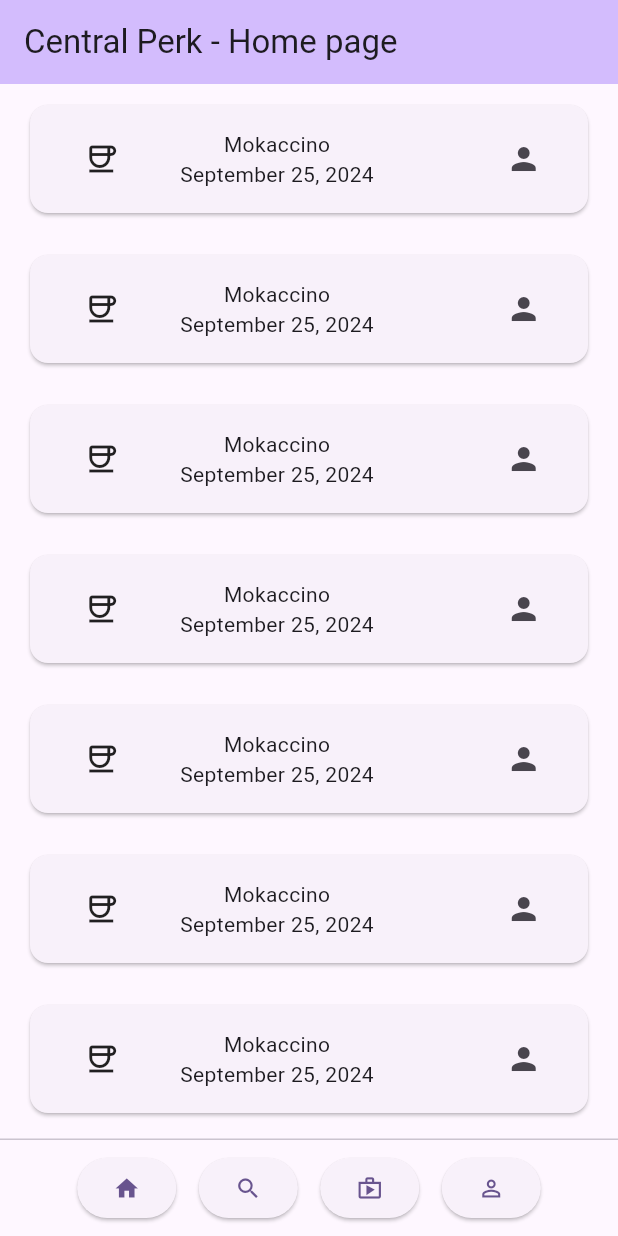
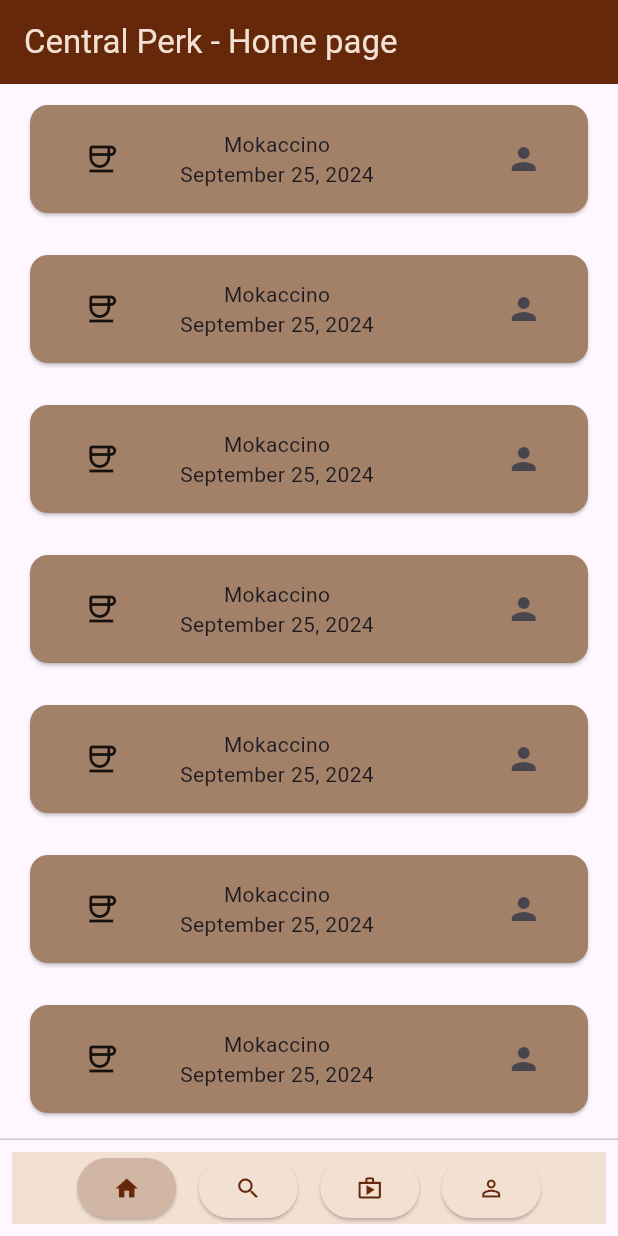
Before and after one commit to YhDiaz/CentralPerk, a Flutter app: the screen it shows after launch, on a phone screen of 412 x 824 dp. Run offline on Flutter 3.47's test engine with Material 3 defaults, Android fonts, the phone set to English and light mode, and no system bars; our stand-ins replace easy_splash_screen; network calls fail.

Commit message:
Customize home page aesthetics - Create static const variables to manage colors. - Implement color for app bar. - Implement color for app bar text. - Implement color for cards. - Implement color for footer bar. - Implement color for default buttons in footer bar. - Implement color for selected button in footer bar. - Implement color for footer button icons.

```diff
--- a/lib/pages/page_home.dart
+++ b/lib/pages/page_home.dart
@@ -15,6 +15,20 @@ class HomePage extends StatefulWidget
 class _HomePageState extends State<HomePage>
 {
   static const double spaceBetweenButtons = 15; //Space between footer buttons
+  static const Color footerBarColor =  Color(0xFFF2E0D3);
+  static const Color appBarColor = Color(0xFF66280a);
+  static const Color appBarTextColor = Color(0xFFF2E0D3);
+
+  final ButtonStyle defaultButton = ElevatedButton.styleFrom
+  (
+    iconColor: appBarColor,
+    backgroundColor: footerBarColor
+  );
+  final ButtonStyle selectedButton = ElevatedButton.styleFrom
+  (
+    iconColor: appBarColor,
+    backgroundColor: const Color(0xFFD1B6A3)
+  );
 
   void _goToHomePage()
   {
@@ -55,8 +69,9 @@ class _HomePageState extends State<HomePage>
     (
       appBar: AppBar
       (
-        backgroundColor: Theme.of(context).colorScheme.inversePrimary,
-        title: Text(widget.title),
+        // backgroundColor: Theme.of(context).colorScheme.inversePrimary,
+        backgroundColor: appBarColor,
+        title: Text(widget.title, style: const TextStyle(color: appBarTextColor)),
       ),
       body: Center
       (
@@ -69,10 +84,10 @@ class _HomePageState extends State<HomePage>
             itemExtent: 100,
             shrinkExtent: 50,
             children: List<Widget>.generate(10, (int index) {
-              // return Center(child: Text('Item $index'));
               return Card
               (
                 margin: const EdgeInsets.all(10),
+                color: const Color.fromARGB(255, 163, 128, 104),
                 child: Row
                 (
                   mainAxisAlignment: MainAxisAlignment.start,
@@ -107,20 +122,25 @@ class _HomePageState extends State<HomePage>
       ),
       persistentFooterButtons:
       [
-        Row
+        ColoredBox
+        (
+          color: footerBarColor,
+          child: Row
           (
             mainAxisAlignment: MainAxisAlignment.center,
             children:
             [
-            ElevatedButton(onPressed: _goToHomePage, child: const Icon(Icons.home)), //Home button
+              ElevatedButton(onPressed: _goToHomePage, style: selectedButton, child: const Icon(Icons.home)), //Home button
               const SizedBox(width: spaceBetweenButtons),
-            ElevatedButton(onPressed: _goToSearchPage, child: const Icon(Icons.search_outlined)), //Search button
+              ElevatedButton(onPressed: _goToSearchPage, style: defaultButton, child: const Icon(Icons.search_outlined)), //Search button
               const SizedBox(width: spaceBetweenButtons),
-            ElevatedButton(onPressed: _goToShopPage, child: const Icon(Icons.shop_outlined)), //Shop button
+              ElevatedButton(onPressed: _goToShopPage, style: defaultButton, child: const Icon(Icons.shop_outlined)), //Shop button
               const SizedBox(width: spaceBetweenButtons),
-            ElevatedButton(onPressed: _goToProfilePage, child: const Icon(Icons.person_outline)), //Profile button
+              ElevatedButton(onPressed: _goToProfilePage, style: defaultButton, child: const Icon(Icons.person_outline)), //Profile button
             ],
+          ),
         )
+
       ],
     );
   }
```
Lines whose indentation alone changed are shown as unchanged.
